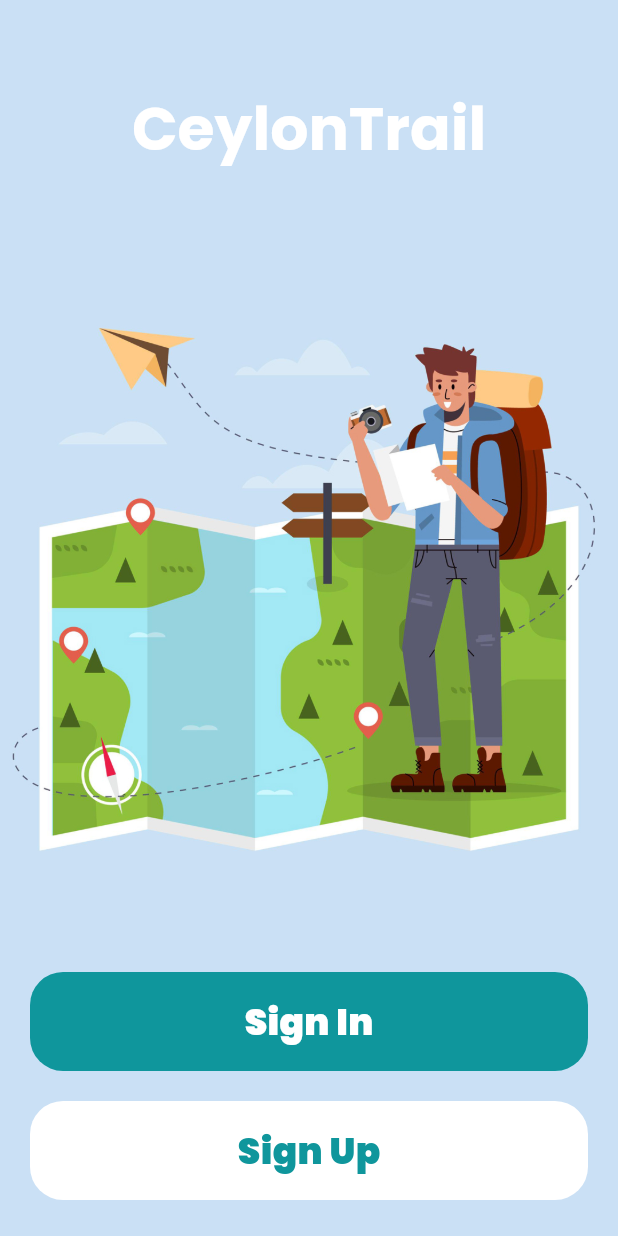
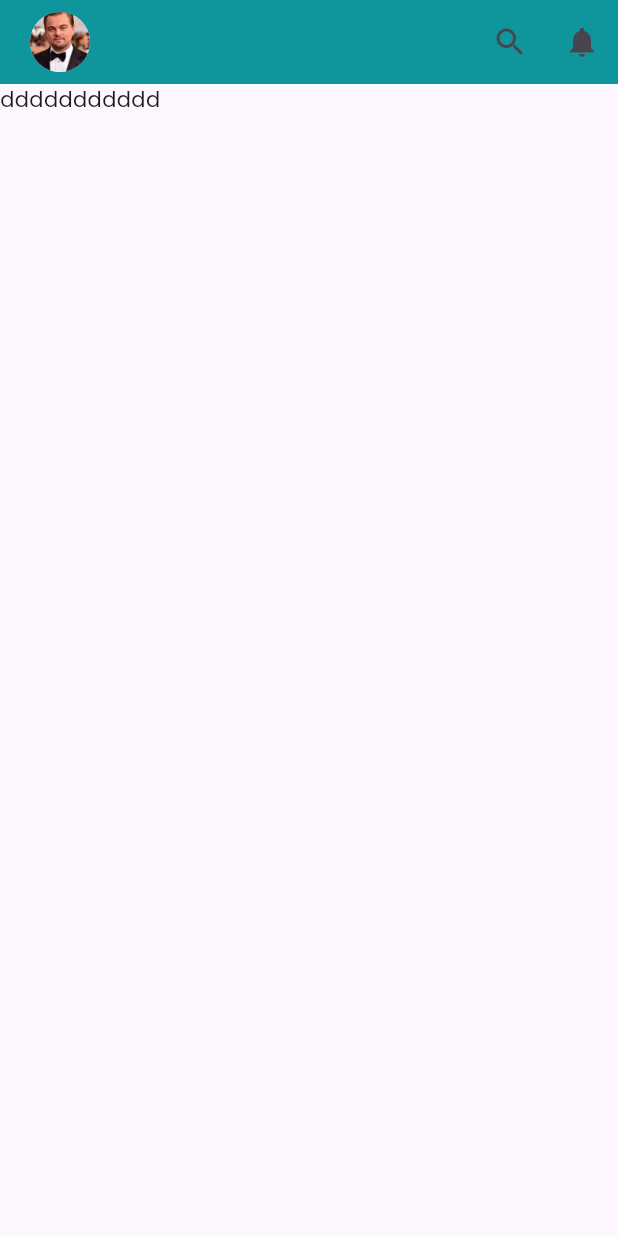
Before and after one commit to CeylonTrail/frontend-mobile, a Flutter app: the screen it shows after launch, on a phone screen of 412 x 824 dp. Run offline on Flutter 3.47's test engine with Material 3 defaults, Android fonts, the phone set to English and light mode, and no system bars; our stand-ins replace flutter_svg, get, google_fonts.

Commit message:
appbar added

```diff
--- a/lib/main.dart
+++ b/lib/main.dart
@@ -1,4 +1,5 @@
 import 'package:ceylontrailapp/screen/forgot_password_screen.dart';
+import 'package:ceylontrailapp/screen/home_screen.dart';
 import 'package:ceylontrailapp/screen/otp_verification_screen.dart';
 import 'package:ceylontrailapp/screen/reset_password_screen.dart';
 import 'package:ceylontrailapp/screen/welcome_screen.dart';
@@ -29,6 +30,7 @@ class MyApp extends StatelessWidget {
           GetPage(name: '/forgot_password', page: () => const ForgotPasswordScreen()),
           GetPage(name: '/otp_verification', page: () => const OtpVerificationScreen()),
           GetPage(name: '/reset_password', page: () => const ResetPasswordScreen()),
+          GetPage(name: '/home', page: () => const HomeScreen()),
         ],
 
         theme: ThemeData(
@@ -53,6 +55,6 @@ class MyApp extends StatelessWidget {
             Theme.of(context).textTheme,
           ),
         ),
-        home: const WelcomeScreen());
+        home: const HomeScreen());
   }
 }
--- /dev/null
+++ b/lib/screen/home_screen.dart
@@ -0,0 +1,23 @@
+import 'package:ceylontrailapp/widgets/appbar_scaffold.dart';
+import 'package:flutter/material.dart';
+import '../theme/app_theme.dart';
+
+class HomeScreen extends StatefulWidget {
+  const HomeScreen({super.key});
+
+  @override
+  State<HomeScreen> createState() => _HomeScreenState();
+}
+
+class _HomeScreenState extends State<HomeScreen> {
+  @override
+  Widget build(BuildContext context) {
+    return const AppbarScaffold(homeScreen:
+        Column(
+          children: [
+            Text("ddddddddddd")
+          ],
+        )
+    );
+  }
+}
--- /dev/null
+++ b/lib/widgets/appbar_scaffold.dart
@@ -0,0 +1,53 @@
+import 'package:flutter/material.dart';
+import '../theme/app_theme.dart';
+
+class AppbarScaffold extends StatelessWidget {
+  const AppbarScaffold({super.key, required this.homeScreen});
+
+  final Widget homeScreen;
+
+  @override
+  Widget build(BuildContext context) {
+    return Scaffold(
+        appBar: AppBar(
+          backgroundColor: AppTheme.colors.primary,
+          elevation: 0,
+          leading: const Row(
+            children: [
+              Padding(
+                padding: EdgeInsets.only(left: 20),
+                child: CircleAvatar(
+                    radius: 20,
+                    backgroundImage: AssetImage('assets/images/img.png')),
+              )
+            ],
+          ),
+          actions: [
+            Padding(
+              padding: const EdgeInsets.symmetric(vertical: 0, horizontal: 0),
+              // Adjust the padding value as needed
+              child: IconButton(
+                icon: const Icon(Icons.search),
+                onPressed: () {
+                  print('Search icon pressed');
+                },
+              ),
+            ),
+            Padding(
+              padding: const EdgeInsets.symmetric(vertical: 0, horizontal: 0),
+              // Adjust the padding value as needed
+              child: IconButton(
+                icon: const Icon(Icons.notifications),
+                onPressed: () {
+                  print('Notifications icon pressed');
+                },
+              ),
+            ),
+          ],
+        ),
+        extendBodyBehindAppBar: true,
+        body: Column(
+          children: [SafeArea(child: homeScreen)],
+        ));
+  }
+}
```
Also changed, not shown: assets/images/img.png (added), lib/generated/assets.dart, 1 other file.
